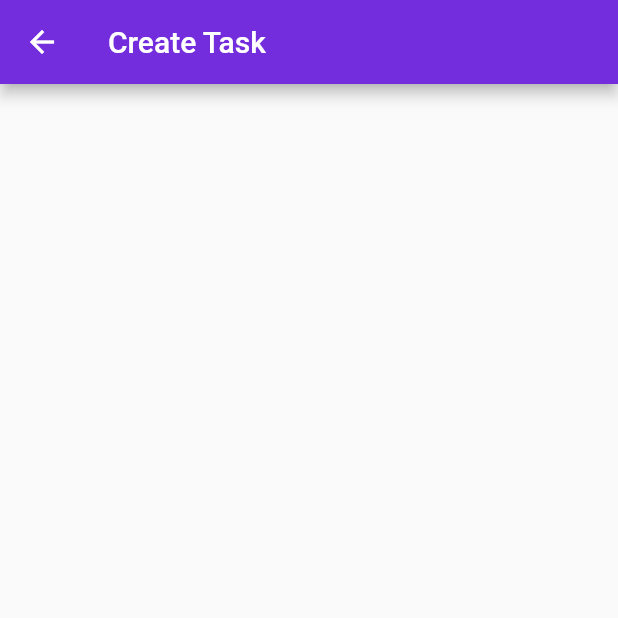
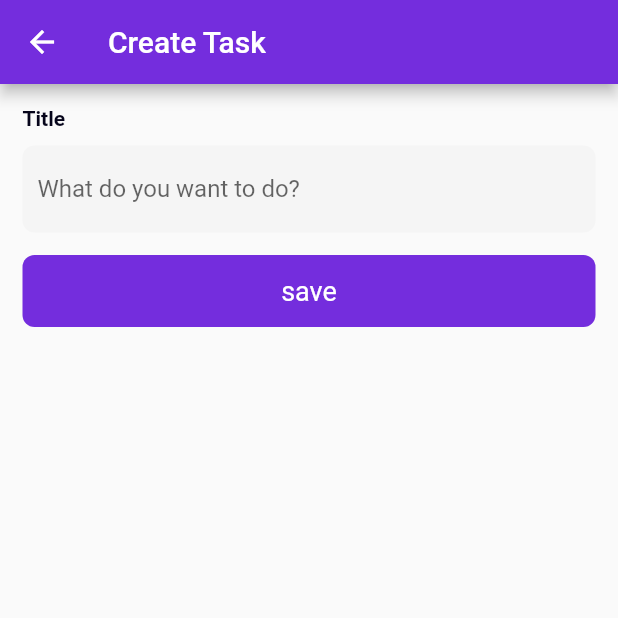
Before and after one commit to waynetipsy/RestfulApi-Provider, a Flutter app: the HomePage screen opened directly, after a tap on the "add" icon, on a phone screen of 412 x 824 dp, the top half of it. Run offline on Flutter 3.47's test engine with Material 2 defaults, Android fonts, the phone set to English and light mode, and no system bars; our stand-ins replace shared_preferences; accounts and stored records are empty; network calls fail.

Commit message:
final commit

```diff
--- /dev/null
+++ b/lib/Model/task_model.dart
@@ -0,0 +1,65 @@
+import 'dart:convert';
+
+TaskModel taskModelFromJson(String str) => TaskModel.fromJson(json.decode(str));
+
+String taskModelToJson(TaskModel data) => json.encode(data.toJson());
+
+class TaskModel {
+  TaskModel({
+    this.status,
+    this.message,
+    this.tasks,
+  });
+
+  String? status;
+  String? message;
+  List<Task>? tasks;
+
+  factory TaskModel.fromJson(Map<String, dynamic> json) => TaskModel(
+        status: json["status"],
+        message: json["message"],
+        tasks: List<Task>.from(json["tasks"].map((x) => Task.fromJson(x))),
+      );
+
+  Map<String, dynamic> toJson() => {
+        "status": status,
+        "message": message,
+        "tasks": List<dynamic>.from(tasks!.map((x) => x.toJson())),
+      };
+}
+
+class Task {
+  Task({
+    this.id,
+    this.title,
+    this.startTime,
+    this.endTime,
+    this.userId,
+    this.reminderPeriod,
+  });
+
+  String? id;
+  String? title;
+  DateTime? startTime;
+  DateTime? endTime;
+  String? userId;
+  DateTime? reminderPeriod;
+
+  factory Task.fromJson(Map<String, dynamic> json) => Task(
+        id: json["id"],
+        title: json["title"],
+        startTime: DateTime.parse(json["startTime"]),
+        endTime: DateTime.parse(json["endTime"]),
+        userId: json["userId"],
+        reminderPeriod: DateTime.parse(json["reminderPeriod"]),
+      );
+
+  Map<String, dynamic> toJson() => {
+        "id": id,
+        "title": title,
+        "startTime": startTime!.toIso8601String(),
+        "endTime": endTime!.toIso8601String(),
+        "userId": userId,
+        "reminderPeriod": reminderPeriod!.toIso8601String(),
+      };
+}
--- a/lib/Provider/TaskProvider/get_task_service.dart
+++ b/lib/Provider/TaskProvider/get_task_service.dart
@@ -0,0 +1,46 @@
+import 'dart:convert';
+
+import '/Constants/url.dart';
+import '/Model/task_model.dart';
+import '/Provider/Database/db_provider.dart';
+import 'package:http/http.dart' as http;
+
+class GetUserTask {
+
+  final url = AppUrl.baseurl;
+
+  Future<TaskModel> getTask() async {
+     final userId = await DatabaseProvider().getUserId();
+    final token = await DatabaseProvider().getToken();
+
+    String _url = "$url/users/$userId/tasks?lastId=&pagination=20";
+
+    try {
+      final request = await http
+          .get(Uri.parse(_url), headers: {'Authorization': 'Bearer $token'});
+
+      print(request.statusCode);
+
+      if (request.statusCode == 200 || request.statusCode == 201){
+        print(request.body);
+
+        if (json.decode(request.body)['tasks'] == null) {
+          return TaskModel();
+        } else {
+          final taskModel = taskModelFromJson(request.body);
+          return taskModel;
+        }
+      } else {
+        print(request.body);
+        // final notificationModel = notificationModelFromJson(request.body);
+
+        return TaskModel();
+      }
+    } catch (e) {
+      print(e);
+      return Future.error(e.toString());
+    }
+
+  }
+
+}
--- a/lib/Screens/TaskPage/Local_widget/add_task_page.dart
+++ b/lib/Screens/TaskPage/Local_widget/add_task_page.dart
@@ -1,4 +1,9 @@
 import 'package:flutter/material.dart';
+import 'package:provider/provider.dart';
+import 'package:restapi_provider/Provider/TaskProvider/add_task_provider.dart';
+import 'package:restapi_provider/Utils/snack_message.dart';
+import 'package:restapi_provider/Widgets/button.dart';
+import 'package:restapi_provider/Widgets/text_field.dart';
 
 class CreateTaskPage extends StatefulWidget {
   const CreateTaskPage({ Key? key }) : super(key: key);
@@ -20,6 +25,51 @@ class _CreateTaskPageState extends State<CreateTaskPage> {
     return Scaffold(
       appBar: AppBar(title: const Text('Create Task')
       ),
+      body: CustomScrollView(
+        slivers: [
+          SliverToBoxAdapter(
+            child: Container(
+              padding: const EdgeInsets.all(15),
+              child: Column(
+                children: [
+              customTextField(
+                title: 'Title',
+                controller: _title,
+                hint: 'What do you want to do?'
+                  ),
+
+                  Consumer<AddTaskProvider>(
+                      builder: (context, addTask, child) {
+                        WidgetsBinding.instance!.addPostFrameCallback((_) {
+                          if (addTask.getResponse != '') {
+                            showMessage(
+                              message: addTask.getResponse, context: context
+                            );
+                          }
+                        });
+                        return customButton(
+                          status: addTask.getStatus,
+                          tap: () {
+                            if(_title.text.isEmpty) {
+                              showMessage(
+                                message: 'Fill in title', context: context,
+                              );
+                            }else {
+                              addTask.addTask(title: _title.text.trim());
+                            }
+                          },
+                          context: context,
+                        );
+                      }
+                    ),
+
+                ],
+              ),
+            ),
+          )
+        ],
+        )
+
     );
   }
 }
--- a/lib/Screens/TaskPage/Local_widget/task_view_container.dart
+++ b/lib/Screens/TaskPage/Local_widget/task_view_container.dart
@@ -1,4 +1,3 @@
-
 
 import 'package:flutter/material.dart';
 import 'package:restapi_provider/Utils/routers.dart';
--- a/lib/Screens/TaskPage/home_page.dart
+++ b/lib/Screens/TaskPage/home_page.dart
@@ -1,8 +1,11 @@
 import 'package:flutter/material.dart';
 import 'package:restapi_provider/Provider/Database/db_provider.dart';
+import 'package:restapi_provider/Provider/TaskProvider/get_task_service.dart';
 import 'package:restapi_provider/Screens/TaskPage/Local_widget/task_view_container.dart';
 import 'package:restapi_provider/Utils/routers.dart';
+import 'package:restapi_provider/styles/colors.dart';
 
+import '../../Model/task_model.dart';
 import 'Local_widget/add_task_page.dart';
 
 class HomePage extends StatefulWidget {
@@ -13,7 +16,14 @@ class HomePage extends StatefulWidget {
 }
 
 class _HomePageState extends State<HomePage> {
-  List task = [];
+
+     @override
+  void initState() {
+    // TODO: implement initState
+    super.initState();
+    GetUserTask().getTask();
+  }
+
   @override
   Widget build(BuildContext context) {
     return Scaffold(
@@ -31,8 +41,16 @@ class _HomePageState extends State<HomePage> {
       ),
       body: Container(
         padding: const EdgeInsets.all(16),
-        child: task.isNotEmpty
-        ? Center(
+        child: FutureBuilder<TaskModel>(
+          future: GetUserTask().getTask(),
+          builder: (context, snapshot) {
+         print(snapshot);
+          if(snapshot.hasError) {
+            return const Center(child: Text('Error Occured'));
+          }else if(snapshot.hasData) {
+            if(snapshot.data!.tasks == null) {
+     return
+         Center(
           child: Column(
           mainAxisAlignment: MainAxisAlignment.center,
           children: [
@@ -47,30 +65,43 @@ class _HomePageState extends State<HomePage> {
           const  SizedBox(height: 15),
             GestureDetector(
               onTap: () {
-      PageNavigator(ctx: context).nextPage(page: const CreateTaskPage());
+      PageNavigator(ctx: context).nextPage(
+        page: const CreateTaskPage());
               },
-            child: const Text('Create a task'
+            child: Text('Create a task',
+            style: TextStyle(
+              fontSize: 18, color: grey
             ),
-
-              ),
-
+            ),
+            ),
           ],
           )
-        )
-      : ListView(
-        children: List.generate(5,(index) {
+         );
+      } else {
+        return ListView(
+        children: List.generate(snapshot.data!.tasks!.length,(index) {
+         final data = snapshot.data!.tasks![index];
           return TaskField(
             initial: "${index + 1}",
-            title: "Hello world",
-            subtitle: 'time',
+            title: data.title,
+            subtitle: data.startTime.toString(),
             isCompleted: false,
-            taskId: 'id',
+            taskId: data.id.toString(),
           );
-        }
-      )
-    ),
-  ),
-      floatingActionButton: FloatingActionButton(
+      }),
+    );
+      }
+      } else {
+       return Center(
+         child: CircularProgressIndicator(
+           color: primaryColor,
+         ),
+         );
+      }
+      }
+      ),
+      ),
+       floatingActionButton: FloatingActionButton(
         //mini: true,
         onPressed: () {
      PageNavigator(ctx: context).nextPage(page: const CreateTaskPage());
--- a/lib/main.dart
+++ b/lib/main.dart
@@ -5,6 +5,9 @@ import 'package:restapi_provider/styles/colors.dart';
 import './splash.dart';
 import 'package:flutter/material.dart';
 import 'package:provider/provider.dart';
+
+import 'Provider/TaskProvider/add_task_provider.dart';
+import 'Provider/TaskProvider/delete_task_provider.dart';
 
 void main() {
   runApp(const App());
@@ -20,6 +23,8 @@ class App extends StatelessWidget {
       providers : [
      ChangeNotifierProvider(create: (_) => AuthenticationProvider()),
      ChangeNotifierProvider(create: (_) => DatabaseProvider()),
+     ChangeNotifierProvider(create: (_) => AddTaskProvider()),
+     ChangeNotifierProvider(create: (_) => DeleteTaskProvider()),
       ],
       child :  MaterialApp(
           theme: ThemeData(
```
Also changed, not shown: lib/Provider/TaskProvider/add_task_provider.dart (+65 -0 lines), lib/Provider/TaskProvider/delete_task_provider.dart (+59 -0 lines), lib/Screens/TaskPage/Local_widget/task_details_page.dart (+91 -0 lines).
